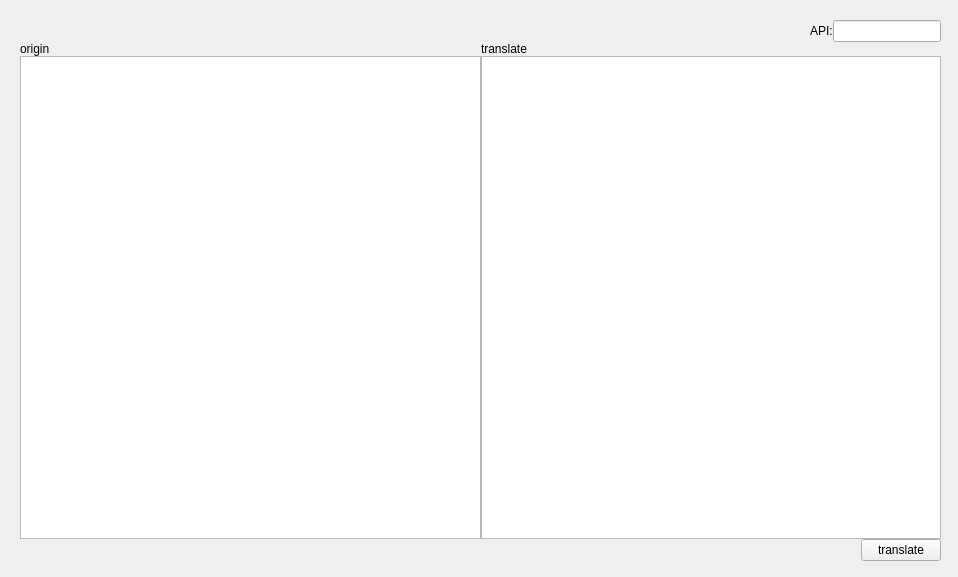
The window that ui/TextEditTranslateWidget.ui (KimYubin/SolTranslator) describes before a commit, drawn with Qt 5.
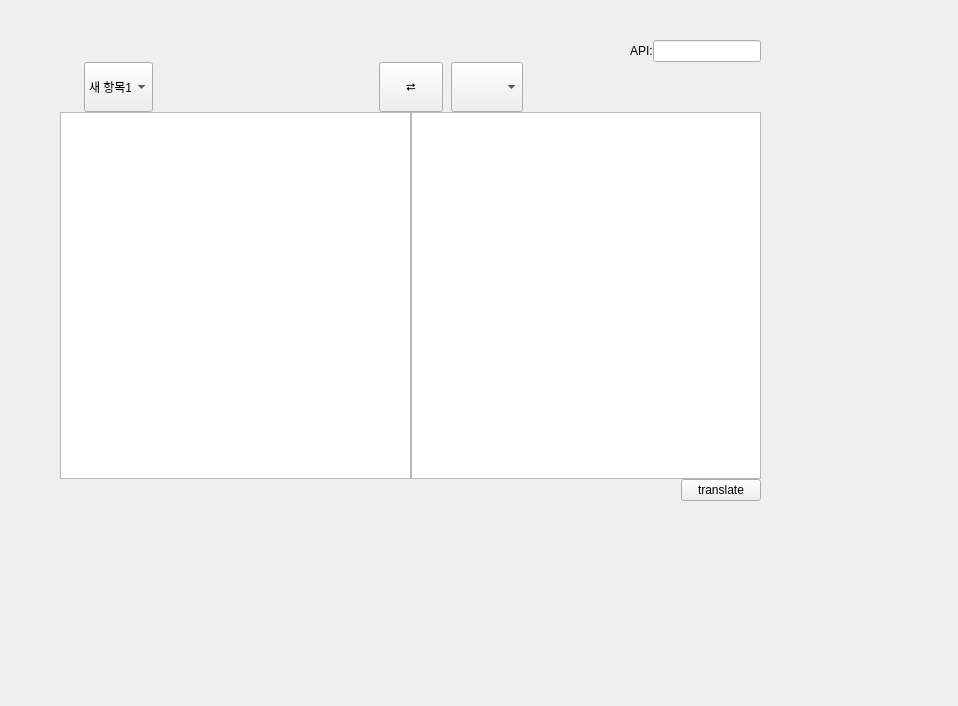
The same window after the commit.

What changed in the file:
```diff
--- a/ui/TextEditTranslateWidget.ui
+++ b/ui/TextEditTranslateWidget.ui
@@ -7,19 +7,25 @@
                 <x>0</x>
                 <y>0</y>
                 <width>958</width>
-                <height>577</height>
+    <height>706</height>
             </rect>
         </property>
         <property name="windowTitle">
             <string>TextEditTranslateWidget</string>
         </property>
+  <property name="styleSheet">
+   <string notr="true">QLabel
+{
+	text-align: center;
+}</string>
+  </property>
         <widget class="QWidget" name="layoutWidget">
             <property name="geometry">
                 <rect>
-                    <x>10</x>
-                    <y>10</y>
-                    <width>941</width>
-                    <height>561</height>
+     <x>50</x>
+     <y>30</y>
+     <width>721</width>
+     <height>481</height>
                 </rect>
             </property>
             <layout class="QGridLayout" name="mainLayout">
@@ -38,8 +44,8 @@
                 <property name="spacing">
                     <number>0</number>
                 </property>
-                <item row="2" column="0">
-                    <layout class="QHBoxLayout" name="horizontalLayout_3">
+    <item row="3" column="0">
+     <layout class="QHBoxLayout" name="hLayout_3_Bottom">
                         <item>
                             <spacer name="horizontalSpacer_2">
                                 <property name="orientation">
@@ -62,8 +68,11 @@
                         </item>
                     </layout>
                 </item>
-                <item row="1" column="0">
-                    <layout class="QHBoxLayout" name="horizontalLayout_2">
+    <item row="2" column="0">
+     <layout class="QHBoxLayout" name="hLayout_2_TextInputs">
+      <property name="spacing">
+       <number>0</number>
+      </property>
                         <property name="leftMargin">
                             <number>0</number>
                         </property>
@@ -72,13 +81,6 @@
                         </property>
                         <item>
                             <layout class="QVBoxLayout" name="verticalLayout">
-                                <item>
-                                    <widget class="QLabel" name="label">
-                                        <property name="text">
-                                            <string>origin</string>
-                                        </property>
-                                    </widget>
-                                </item>
                                 <item>
                                     <widget class="QPlainTextEdit" name="plainTextEditOrigin"/>
                                 </item>
@@ -86,13 +88,6 @@
                         </item>
                         <item>
                             <layout class="QVBoxLayout" name="verticalLayout_2">
-                                <item>
-                                    <widget class="QLabel" name="label_2">
-                                        <property name="text">
-                                            <string>translate</string>
-                                        </property>
-                                    </widget>
-                                </item>
                                 <item>
                                     <widget class="QPlainTextEdit" name="plainTextEditTranslate"/>
                                 </item>
@@ -134,6 +129,132 @@
                         </item>
                     </layout>
                 </item>
+    <item row="1" column="0">
+     <layout class="QHBoxLayout" name="hLayout_1_LangSelect">
+      <item>
+       <layout class="QHBoxLayout" name="hLayout_0_origin" stretch="0,0">
+        <property name="spacing">
+         <number>0</number>
+        </property>
+        <property name="leftMargin">
+         <number>24</number>
+        </property>
+        <item>
+         <widget class="QComboBox" name="OrignLangSelectCombo">
+          <property name="sizePolicy">
+           <sizepolicy hsizetype="Preferred" vsizetype="Preferred">
+            <horstretch>0</horstretch>
+            <verstretch>0</verstretch>
+           </sizepolicy>
+          </property>
+          <property name="minimumSize">
+           <size>
+            <width>64</width>
+            <height>0</height>
+           </size>
+          </property>
+          <property name="maximumSize">
+           <size>
+            <width>69</width>
+            <height>16777215</height>
+           </size>
+          </property>
+          <property name="currentIndex">
+           <number>0</number>
+          </property>
+          <property name="sizeAdjustPolicy">
+           <enum>QComboBox::SizeAdjustPolicy::AdjustToContents</enum>
+          </property>
+          <item>
+           <property name="text">
+            <string>새 항목1</string>
+           </property>
+          </item>
+          <item>
+           <property name="text">
+            <string>새 항목fdsafdsklafnjdskla12</string>
+           </property>
+          </item>
+         </widget>
+        </item>
+        <item>
+         <spacer name="horizontalSpacer_4">
+          <property name="orientation">
+           <enum>Qt::Orientation::Horizontal</enum>
+          </property>
+          <property name="sizeHint" stdset="0">
+           <size>
+            <width>74</width>
+            <height>17</height>
+           </size>
+          </property>
+         </spacer>
+        </item>
+       </layout>
+      </item>
+      <item alignment="Qt::AlignmentFlag::AlignHCenter|Qt::AlignmentFlag::AlignVCenter">
+       <widget class="QPushButton" name="pushButton">
+        <property name="sizePolicy">
+         <sizepolicy hsizetype="Minimum" vsizetype="Fixed">
+          <horstretch>0</horstretch>
+          <verstretch>0</verstretch>
+         </sizepolicy>
+        </property>
+        <property name="minimumSize">
+         <size>
+          <width>64</width>
+          <height>50</height>
+         </size>
+        </property>
+        <property name="maximumSize">
+         <size>
+          <width>64</width>
+          <height>64</height>
+         </size>
+        </property>
+        <property name="text">
+         <string>⮂</string>
+        </property>
+       </widget>
+      </item>
+      <item>
+       <layout class="QHBoxLayout" name="hLayout_1_trans" stretch="0,0">
+        <property name="leftMargin">
+         <number>8</number>
+        </property>
+        <item>
+         <widget class="QComboBox" name="TargetLangSelectCombo">
+          <property name="sizePolicy">
+           <sizepolicy hsizetype="Preferred" vsizetype="Preferred">
+            <horstretch>0</horstretch>
+            <verstretch>0</verstretch>
+           </sizepolicy>
+          </property>
+          <property name="minimumSize">
+           <size>
+            <width>64</width>
+            <height>0</height>
+           </size>
+          </property>
+         </widget>
+        </item>
+        <item>
+         <spacer name="horizontalSpacer_6">
+          <property name="orientation">
+           <enum>Qt::Orientation::Horizontal</enum>
+          </property>
+          <property name="sizeHint" stdset="0">
+           <size>
+            <width>40</width>
+            <height>20</height>
+           </size>
+          </property>
+         </spacer>
+        </item>
+       </layout>
+      </item>
+     </layout>
+    </item>
             </layout>
         </widget>
     </widget>
```
Left out of the diff: 2 changed lines with no effect on the pictures. Lines whose indentation alone changed are shown as unchanged.
